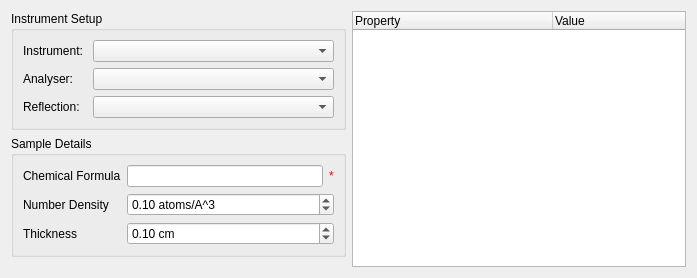
This is Code/Mantid/MantidQt/CustomInterfaces/inc/MantidQtCustomInterfaces/IndirectTransmissionCalc.ui in mantidproject/mantid as Qt 5 draws it before an edit. The edited form follows.
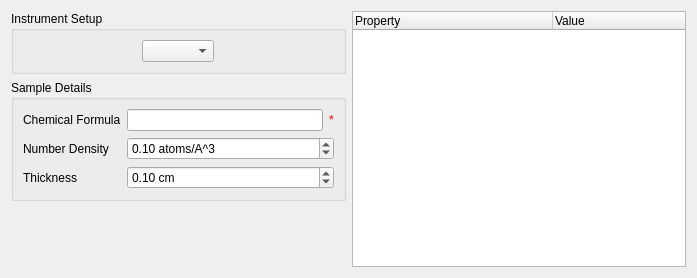
This is the edited form. Custom widgets are drawn as their Qt base class.

Diff of the .ui file:
```diff
--- a/Code/Mantid/MantidQt/CustomInterfaces/inc/MantidQtCustomInterfaces/IndirectTransmissionCalc.ui
+++ b/Code/Mantid/MantidQt/CustomInterfaces/inc/MantidQtCustomInterfaces/IndirectTransmissionCalc.ui
@@ -23,59 +23,29 @@
        </property>
        <layout class="QGridLayout" name="gridLayout">
         <item row="0" column="0">
-         <widget class="QLabel" name="lblInstrument">
+         <widget class="MantidQt::MantidWidgets::IndirectInstrumentConfig" name="iicInstrumentConfiguration">
           <property name="sizePolicy">
-           <sizepolicy hsizetype="Fixed" vsizetype="Preferred">
+           <sizepolicy hsizetype="Maximum" vsizetype="Fixed">
             <horstretch>0</horstretch>
             <verstretch>0</verstretch>
            </sizepolicy>
           </property>
-          <property name="text">
-           <string>Instrument: </string>
-          </property>
-         </widget>
-        </item>
-        <item row="0" column="1">
-         <widget class="MantidQt::MantidWidgets::InstrumentSelector" name="cbInstrument">
           <property name="techniques" stdset="0">
            <stringlist>
             <string>TOF Indirect Geometry Spectroscopy</string>
            </stringlist>
           </property>
-         </widget>
-        </item>
-        <item row="1" column="0">
-         <widget class="QLabel" name="lblAnalyser">
-          <property name="sizePolicy">
-           <sizepolicy hsizetype="Fixed" vsizetype="Preferred">
-            <horstretch>0</horstretch>
-            <verstretch>0</verstretch>
-           </sizepolicy>
+          <property name="disabledInstruments" stdset="0">
+           <stringlist>
+            <string>TOSCA</string>
+            <string>TFXA</string>
+           </stringlist>
           </property>
-          <property name="text">
-           <string>Analyser:</string>
+          <property name="enableDiffraction" stdset="0">
+           <bool>false</bool>
           </property>
          </widget>
         </item>
-        <item row="1" column="1">
-         <widget class="QComboBox" name="cbAnalyser"/>
-        </item>
-        <item row="2" column="0">
-         <widget class="QLabel" name="lblReflection">
-          <property name="sizePolicy">
-           <sizepolicy hsizetype="Fixed" vsizetype="Preferred">
-            <horstretch>0</horstretch>
-            <verstretch>0</verstretch>
-           </sizepolicy>
-          </property>
-          <property name="text">
-           <string>Reflection:</string>
-          </property>
-         </widget>
-        </item>
-        <item row="2" column="1">
-         <widget class="QComboBox" name="cbReflection"/>
-        </item>
        </layout>
       </widget>
      </item>
@@ -201,6 +171,11 @@
    <extends>QComboBox</extends>
    <header>MantidQtMantidWidgets/InstrumentSelector.h</header>
   </customwidget>
+  <customwidget>
+   <class>MantidQt::MantidWidgets::IndirectInstrumentConfig</class>
+   <extends>QComboBox</extends>
+   <header>MantidQtMantidWidgets/IndirectInstrumentConfig.h</header>
+  </customwidget>
  </customwidgets>
  <resources/>
  <connections/>
```
